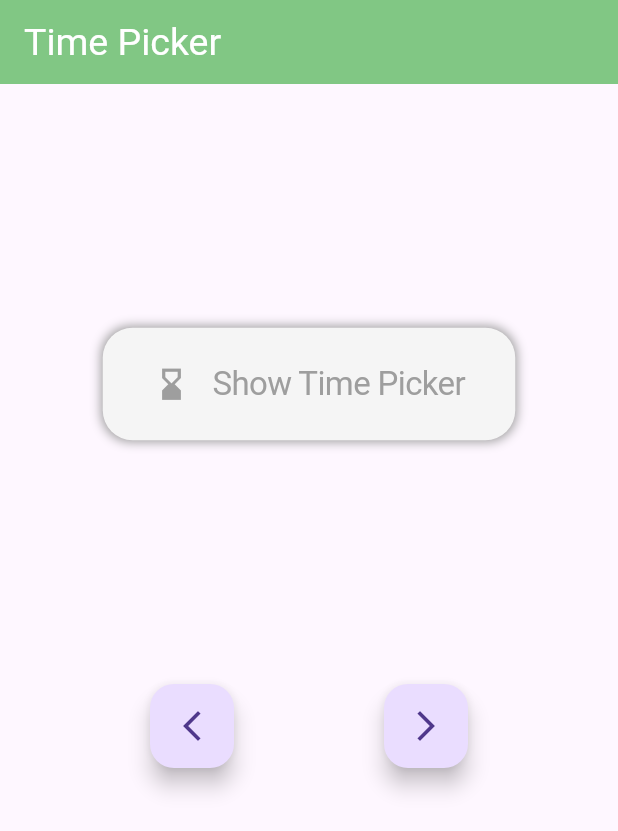
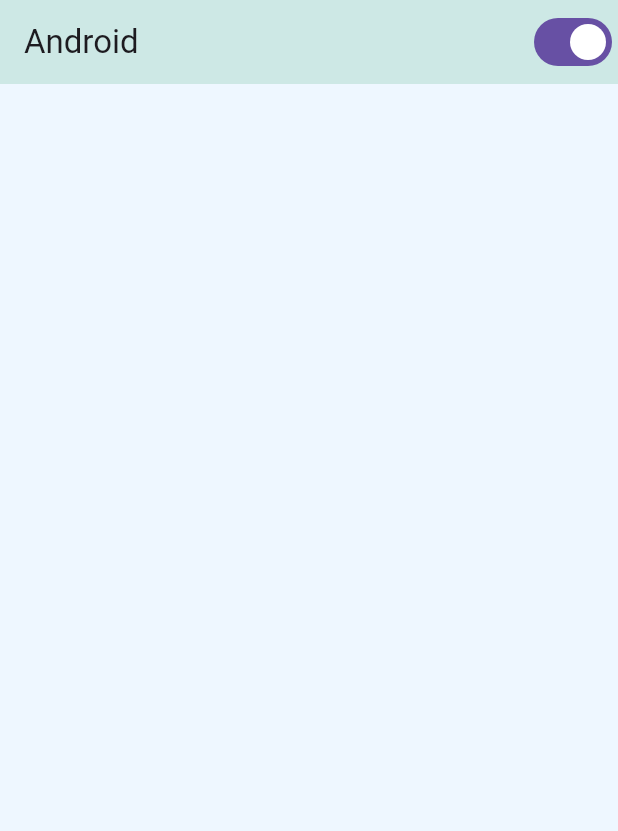
Before and after one commit to Aksharpatel06/adv_flutter_ch2, a Flutter app: the screen it shows after launch, on a phone screen of 412 x 824 dp. Shown: the top 831 px of the screen. Run offline on Flutter 3.47's test engine with Material 3 defaults, Android fonts, the phone set to English and light mode, and no system bars.

Commit message:
07-05-2024

```diff
--- /dev/null
+++ b/lib/ch_2/task_2/provider/platform.dart
@@ -0,0 +1,12 @@
+
+import 'package:flutter/material.dart';
+
+class PlatForm extends ChangeNotifier{
+  bool isAndoid = true;
+
+  void change_platfrom(bool value)
+  {
+    isAndoid = value;
+    notifyListeners();
+  }
+}
--- /dev/null
+++ b/lib/ch_2/task_2/view/materialscreen/matrial_screen.dart
@@ -0,0 +1,27 @@
+import 'package:adv_flutter_ch2/utils/colorlist.dart';
+import 'package:flutter/material.dart';
+import 'package:provider/provider.dart';
+
+import '../../provider/platform.dart';
+class MaterialScreen extends StatelessWidget {
+  const MaterialScreen({super.key});
+
+  @override
+  Widget build(BuildContext context) {
+    return Scaffold(
+      backgroundColor: secondarycolor,
+      appBar: AppBar(
+        backgroundColor: primarycolor,
+        title:Text('Android'),
+        actions: [
+          Switch(
+            value: Provider.of<PlatForm>(context,listen: true).isAndoid,
+            onChanged: (value) {
+              Provider.of<PlatForm>(context,listen: false).change_platfrom(value);
+            },
+          ),
+        ],
+      ),
+    );
+  }
+}
--- a/lib/main.dart
+++ b/lib/main.dart
@@ -1,57 +1,72 @@
 import 'package:adv_flutter_ch2/ch_2/task_1/provider/picker_provider.dart';
-import 'package:adv_flutter_ch2/ch_2/task_1/view/datepicker/date_picker_screen.dart';
+import 'package:adv_flutter_ch2/utils/adaptive.dart';
 import 'package:flutter/material.dart';
 import 'package:provider/provider.dart';
 
-import 'ch_2/task_1/view/timepicker/time_picker_screen.dart';
+import 'ch_2/task_2/provider/platform.dart';
+
 
 void main() {
   runApp(MultiProvider(providers: [
     ChangeNotifierProvider(
       create: (context) => PickerProvider(),
-    )
+    ),
+    ChangeNotifierProvider(
+      create: (context) => PlatForm(),
+    ),
   ], child: MyApp()));
 }
+//TASK 2.1
+// class MyApp extends StatelessWidget {
+//   const MyApp({super.key});
+//
+//   @override
+//   Widget build(BuildContext context) {
+//     return MaterialApp(
+//       theme: ThemeData(
+//           timePickerTheme: TimePickerThemeData(
+//             cancelButtonStyle: ButtonStyle(
+//                 foregroundColor:
+//                     MaterialStateColor.resolveWith((states) => Colors.green)),
+//             confirmButtonStyle: ButtonStyle(
+//                 foregroundColor:
+//                     MaterialStateColor.resolveWith((states) => Colors.green)),
+//             inputDecorationTheme: InputDecorationTheme(
+//                 fillColor:
+//                     MaterialStateColor.resolveWith((states) => Colors.green)),
+//           ),
+//           datePickerTheme: DatePickerThemeData(
+//               shadowColor:
+//                   MaterialStateColor.resolveWith((states) => Colors.grey),
+//               cancelButtonStyle: ButtonStyle(
+//                   foregroundColor:
+//                       MaterialStateColor.resolveWith((states) => Colors.green)),
+//               confirmButtonStyle: ButtonStyle(
+//                   foregroundColor:
+//                       MaterialStateColor.resolveWith((states) => Colors.green)),
+//               dayOverlayColor:
+//                   MaterialStateColor.resolveWith((states) => Color(0xffE5EADD)),
+//               inputDecorationTheme: InputDecorationTheme(
+//                   fillColor:
+//                       MaterialStateColor.resolveWith((states) => Colors.green)),
+//               rangePickerHeaderBackgroundColor: MaterialStateColor.resolveWith(
+//                   (states) => Colors.green.shade100)),
+//           appBarTheme: AppBarTheme(
+//               color: Colors.green.shade300,
+//               titleTextStyle: TextStyle(color: Colors.white, fontSize: 25))),
+//       debugShowCheckedModeBanner: false,
+//       home: TimePickerScreen(),
+//     );
+//   }
+// }
 
+
+//TASK 2.2
 class MyApp extends StatelessWidget {
   const MyApp({super.key});
 
   @override
   Widget build(BuildContext context) {
-    return MaterialApp(
-      theme: ThemeData(
-          timePickerTheme: TimePickerThemeData(
-            cancelButtonStyle: ButtonStyle(
-                foregroundColor:
-                    MaterialStateColor.resolveWith((states) => Colors.green)),
-            confirmButtonStyle: ButtonStyle(
-                foregroundColor:
-                    MaterialStateColor.resolveWith((states) => Colors.green)),
-            inputDecorationTheme: InputDecorationTheme(
-                fillColor:
-                    MaterialStateColor.resolveWith((states) => Colors.green)),
-          ),
-          datePickerTheme: DatePickerThemeData(
-              shadowColor:
-                  MaterialStateColor.resolveWith((states) => Colors.grey),
-              cancelButtonStyle: ButtonStyle(
-                  foregroundColor:
-                      MaterialStateColor.resolveWith((states) => Colors.green)),
-              confirmButtonStyle: ButtonStyle(
-                  foregroundColor:
-                      MaterialStateColor.resolveWith((states) => Colors.green)),
-              dayOverlayColor:
-                  MaterialStateColor.resolveWith((states) => Color(0xffE5EADD)),
-              inputDecorationTheme: InputDecorationTheme(
-                  fillColor:
-                      MaterialStateColor.resolveWith((states) => Colors.green)),
-              rangePickerHeaderBackgroundColor: MaterialStateColor.resolveWith(
-                  (states) => Colors.green.shade100)),
-          appBarTheme: AppBarTheme(
-              color: Colors.green.shade300,
-              titleTextStyle: TextStyle(color: Colors.white, fontSize: 25))),
-      debugShowCheckedModeBanner: false,
-      home: TimePickerScreen(),
-    );
+    return AdaptiveWidegt();
   }
 }
--- /dev/null
+++ b/lib/utils/adaptive.dart
@@ -0,0 +1,37 @@
+import 'dart:io';
+
+import 'package:adv_flutter_ch2/ch_2/task_2/view/cupertinoscreen/cupertino_screen.dart';
+import 'package:adv_flutter_ch2/utils/colorlist.dart';
+import 'package:flutter/cupertino.dart';
+import 'package:flutter/material.dart';
+import 'package:provider/provider.dart';
+
+import '../ch_2/task_2/provider/platform.dart';
+import '../ch_2/task_2/view/materialscreen/matrial_screen.dart';
+
+class AdaptiveWidegt extends StatelessWidget {
+  const AdaptiveWidegt({super.key});
+
+  @override
+  Widget build(BuildContext context) {
+    if (Provider.of<PlatForm>(context,listen: true).isAndoid) {
+      return MaterialApp(
+        debugShowCheckedModeBanner: false,
+        theme: ThemeData(
+
+        ),
+        home: MaterialScreen(),
+      );
+    } else {
+      return CupertinoApp(
+        theme: CupertinoThemeData(
+          textTheme: CupertinoTextThemeData(
+            dateTimePickerTextStyle: TextStyle(color: surfacecolor),
+          )
+        ),
+        debugShowCheckedModeBanner: false,
+        home: CupertinoScreen(),
+      );
+    }
+  }
+}
--- /dev/null
+++ b/lib/utils/colorlist.dart
@@ -0,0 +1,6 @@
+import 'package:flutter/animation.dart';
+
+Color primarycolor = Color(0xffCDE8E5);
+Color secondarycolor = Color(0xffEEF7FF);
+Color surfacecolor = Color(0xff7AB2B2);
+Color buttoncolor = Color(0xff4D869C);
```
Also changed, not shown: lib/ch_2/task_2/view/cupertinoscreen/componects/activity_Indiacator.dart (added, +25 -0 lines), lib/ch_2/task_2/view/cupertinoscreen/componects/date_picker.dart (added, +29 -0 lines), lib/ch_2/task_2/view/cupertinoscreen/componects/dialong_sheet.dart (added, +75 -0 lines), lib/ch_2/task_2/view/cupertinoscreen/componects/list_tile.dart (added, +28 -0 lines), lib/ch_2/task_2/view/cupertinoscreen/componects/time_picker.dart (added, +29 -0 lines), lib/ch_2/task_2/view/cupertinoscreen/cupertino_screen.dart (added, +55 -0 lines).
